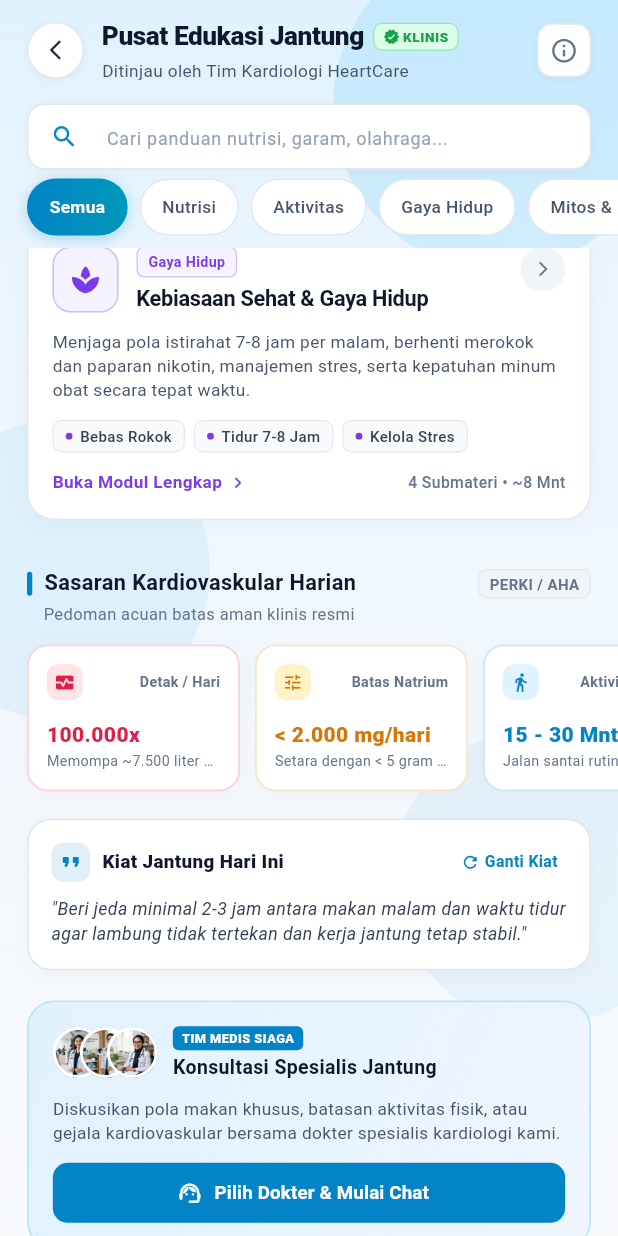
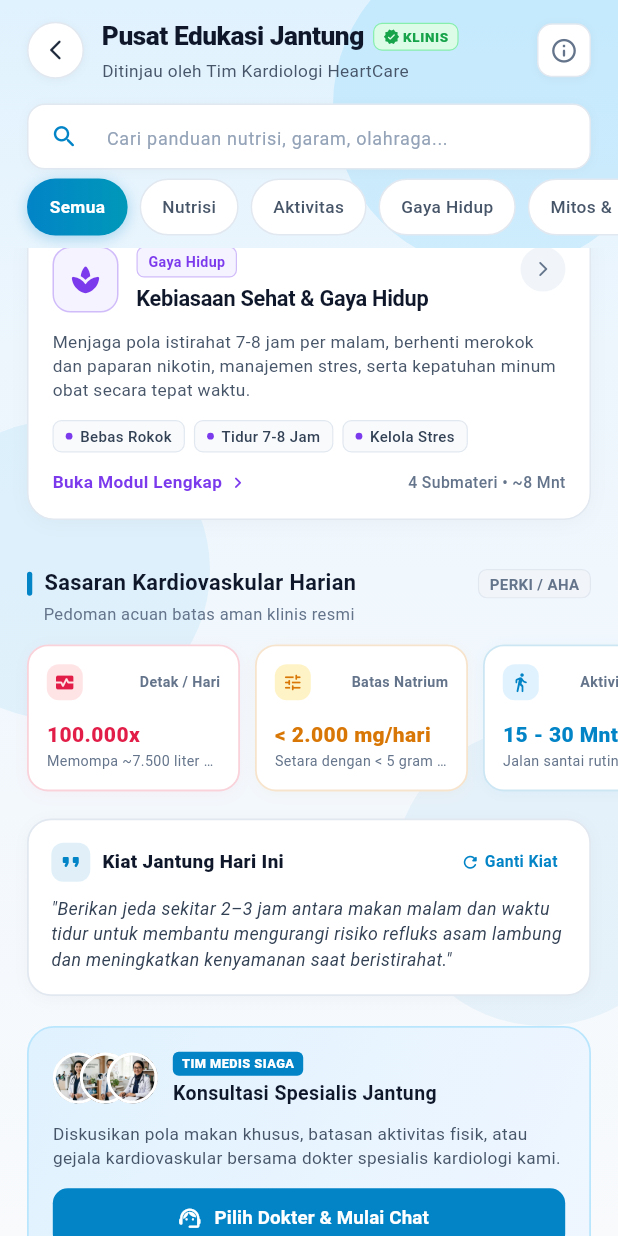
Before and after one commit to pirdaw/heartcare, a Flutter app: the EducationPage screen opened directly, scrolled down 1152 dp, on a phone screen of 412 x 824 dp. Run offline on Flutter 3.47's test engine with Material 3 defaults, Android fonts, the phone set to English and light mode, and no system bars; our stand-ins replace cloud_firestore, firebase_auth, firebase_core, image_picker, shared_preferences; accounts and stored records are empty.

Commit message:
Perbarui teks Kiat Jantung Hari Ini pada Edukasi Kesehatan

```diff
--- a/lib/pages/education_page.dart
+++ b/lib/pages/education_page.dart
@@ -176,7 +176,7 @@ class _EducationPageState extends State<EducationPage> {
   ];
 
   final List<String> _dailyTips = const [
-    'Beri jeda minimal 2-3 jam antara makan malam dan waktu tidur agar lambung tidak tertekan dan kerja jantung tetap stabil.',
+    'Berikan jeda sekitar 2–3 jam antara makan malam dan waktu tidur untuk membantu mengurangi risiko refluks asam lambung dan meningkatkan kenyamanan saat beristirahat.',
     'Jalan santai 15-30 menit per hari secara rutin dapat melancarkan aliran darah dan menjaga elastisitas pembuluh darah.',
     'Batasi natrium/garam maksimal 1 sendok teh (2.000 mg) per hari demi menjaga kestabilan tekanan darah arteri Anda.',
     'Latihan pernapasan dalam (tarik 4 detik, hembus 6 detik) terbukti membantu meredakan ketegangan dan menstabilkan irama jantung.',
```
